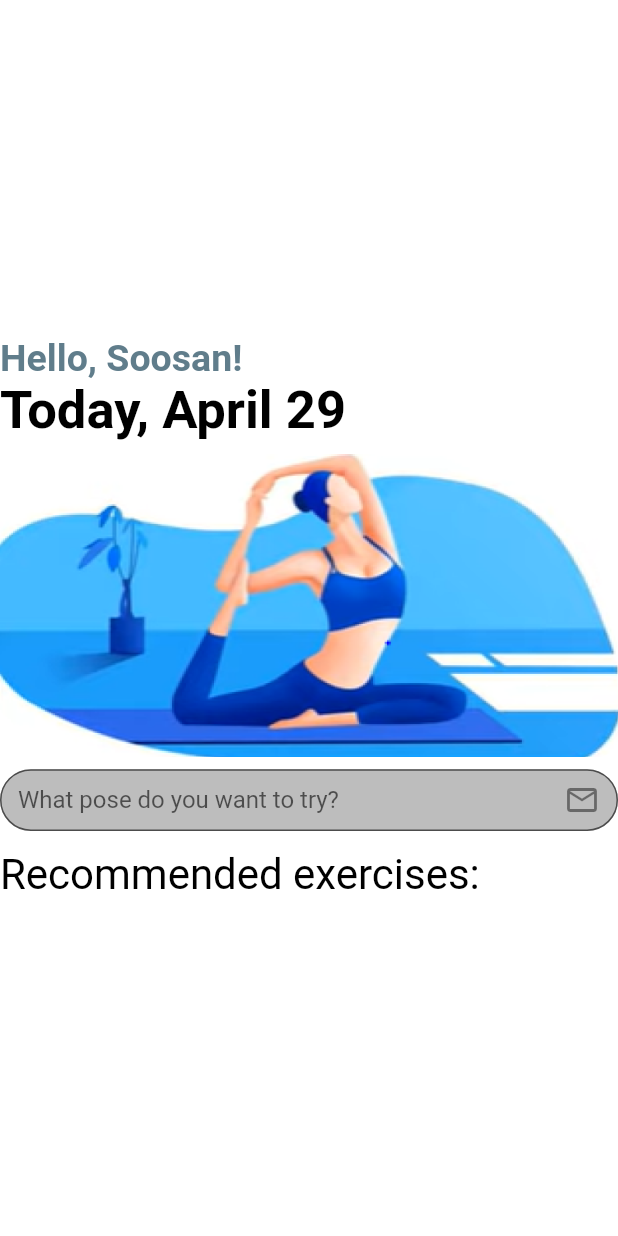
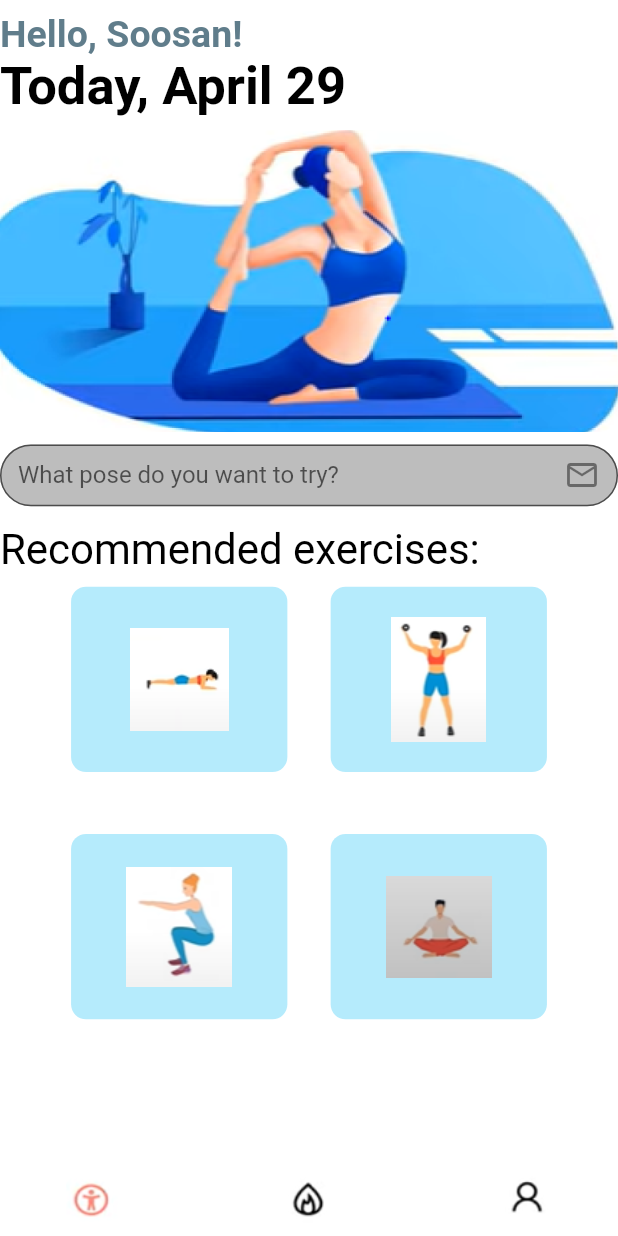
Before and after one commit to soosan-shabnam/Flexify, a Flutter app: the Homepage screen opened directly, on a phone screen of 412 x 824 dp. Run offline on Flutter 3.47's test engine with Material 2 defaults, Android fonts, the light colour scheme and no system bars; our stand-ins replace numberpicker.

Commit message:
making changes

```diff
--- a/lib/homepage.dart
+++ b/lib/homepage.dart
@@ -17,6 +17,7 @@ class _HomepageState extends State<Homepage> {
       body:Column(
         mainAxisAlignment: MainAxisAlignment.center,
         children: [
+          SizedBox(height:height*0.01,),
           Align(
             alignment: Alignment.topLeft,
             child: Text('Hello, Soosan!',
@@ -74,9 +75,135 @@ class _HomepageState extends State<Homepage> {
 
                 color: Colors.black,
               ),),),
-            Row(
-              children: [],
+          SizedBox(height: height*0.01),
+          Row(
+            mainAxisAlignment: MainAxisAlignment.center,
+            children: [Container(
+              height:height*0.15,
+              width:width*0.35,
+
+              padding: const EdgeInsets.all(20.0),
+              decoration: BoxDecoration(
+                borderRadius: BorderRadius.all(Radius.circular(10)),
+                color: Color(0x4D0BBDF5),
+              ),
+              child: GestureDetector(
+                onTap: null,
+                child: Image.asset('assets/planck.PNG'),
+              ),
             ),
+              SizedBox(
+                width: width*0.07,
+              ),
+              Container(
+                height:height*0.15,
+                width:width*0.35,
+                padding: const EdgeInsets.all(20.0),
+                decoration: BoxDecoration(
+                  borderRadius: BorderRadius.all(Radius.circular(10)),
+                  color: Color(0x4D0BBDF5),
+                ),
+                child: GestureDetector(
+                  onTap: null,
+                  child:  Image.asset('assets/shoulder_curl.PNG'),
+                ),
+              ),
+              SizedBox(height:height*0.05,),],
+          ),
+          SizedBox(height:height*0.05,),
+          Row(
+            mainAxisAlignment: MainAxisAlignment.center,
+            children: [Container(
+              height:height*0.15,
+              width:width*0.35,
+
+              padding: const EdgeInsets.all(20.0),
+              decoration: BoxDecoration(
+                borderRadius: BorderRadius.all(Radius.circular(10)),
+                color: Color(0x4D0BBDF5),
+              ),
+              child: GestureDetector(
+                onTap: null,
+                child: Image.asset('assets/squat.PNG'),
+              ),
+            ),
+              SizedBox(
+                width: width*0.07,
+              ),
+              Container(
+                height:height*0.15,
+                width:width*0.35,
+                padding: const EdgeInsets.all(20.0),
+                decoration: BoxDecoration(
+                  borderRadius: BorderRadius.all(Radius.circular(10)),
+                  color: Color(0x4D0BBDF5),
+                ),
+                child: GestureDetector(
+                  onTap: null,
+                  child:  Image.asset('assets/yoga.PNG'),
+                ),
+              ),
+              SizedBox(height:height*0.05,),],
+          ),
+          SizedBox(height:height*0.1),
+
+
+          Align(
+            alignment: Alignment.bottomLeft,
+            child: Row(
+              mainAxisAlignment: MainAxisAlignment.center,
+              children: [Container(
+                height:height*0.09,
+                width:width*0.2,
+
+                padding: const EdgeInsets.all(20.0),
+                decoration: BoxDecoration(
+                  borderRadius: BorderRadius.all(Radius.circular(10)),
+                  color: Colors.white,
+                ),
+                child: GestureDetector(
+                  onTap: null,
+                  child: Image.asset('assets/homepage_icon.PNG'),
+                ),
+              ),
+                SizedBox(
+                  width: width*0.15,
+                ),
+                Container(
+                  height:height*0.09,
+                  width:width*0.2,
+                  padding: const EdgeInsets.all(20.0),
+                  decoration: BoxDecoration(
+                    borderRadius: BorderRadius.all(Radius.circular(10)),
+                    color: Colors.white,
+                  ),
+                  child: GestureDetector(
+                    onTap: null,
+                    child:  Image.asset('assets/calorie_icon.PNG'),
+                  ),
+                ),
+
+                SizedBox(
+                  width: width*0.15,
+                ),
+                Container(
+                  height:height*0.09,
+                  width:width*0.2,
+                  padding: const EdgeInsets.all(20.0),
+                  decoration: BoxDecoration(
+                    borderRadius: BorderRadius.all(Radius.circular(10)),
+                    color: Colors.white,
+                  ),
+                  child: GestureDetector(
+                    onTap: null,
+                    child:  Image.asset('assets/personal_icon.PNG'),
+                  ),
+                ),
+                ],
+            ),
+          ),
+
+
 
 
 
```
Also changed, not shown: pubspec.yaml (+7 -0 lines), assets/calorie_icon.PNG (added), assets/homepage_icon.PNG (added), assets/personal_icon.PNG (added).
